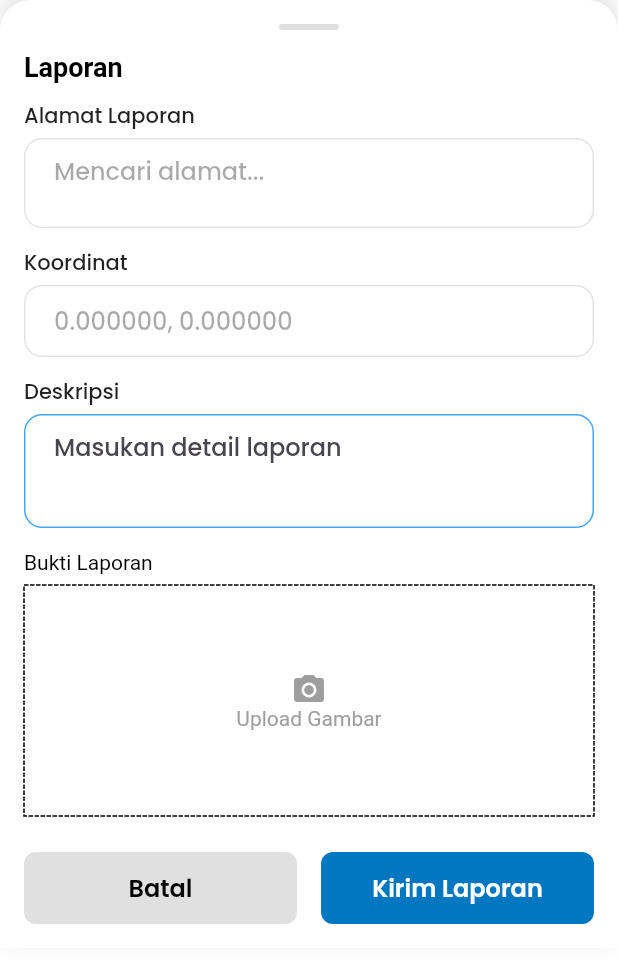
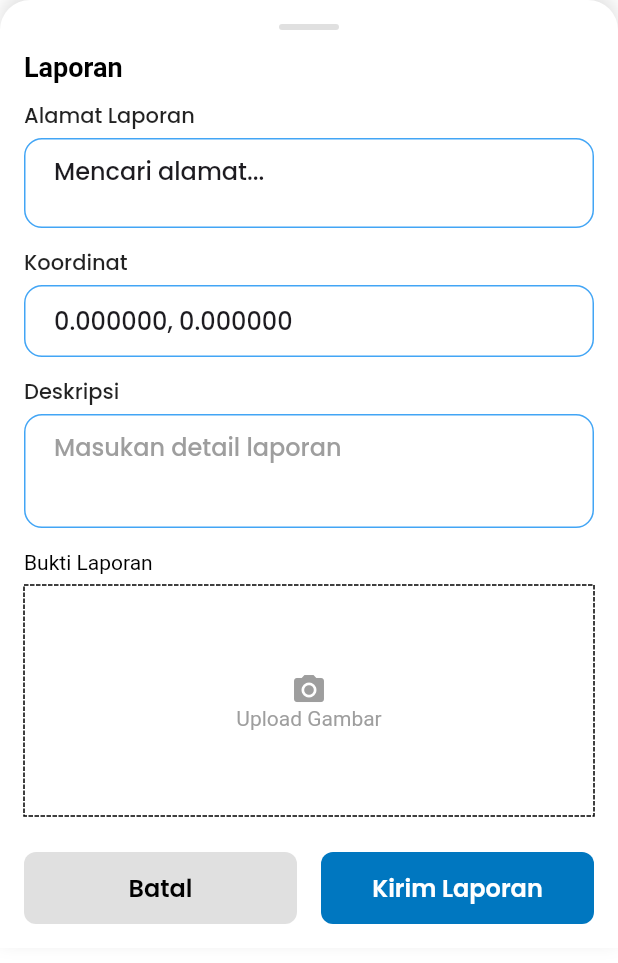
Before and after one commit to aliftheprogramer/pp-hasbi-ikan, a Flutter app: the FormScreen widget shown alone on an empty page, opened directly with empty values, on a phone screen of 412 x 824 dp. Shown: the top 963 px of the screen. Run offline on Flutter 3.47's test engine with Material 3 defaults, Android fonts, the phone set to English and light mode, and no system bars; drawn by our look-alikes of dotted_border; our stand-ins replace dio, equatable, flutter_bloc, flutter_map, geocoding, geolocator and 6 more; accounts and stored records are empty.

Commit message:
feat: Add `readOnly` property to `CustomTextFormField` and refactor report page UI with animated transitions for form and overlay elements.

```diff
--- a/lib/common/widget/text_form_field_custom.dart
+++ b/lib/common/widget/text_form_field_custom.dart
@@ -9,6 +9,7 @@ class CustomTextFormField extends StatefulWidget {
   final TextInputType? keyboardType;
   final String? Function(String?)? validator;
   final bool? enabled;
+  final bool readOnly; // NEW
   final int? maxLines;
   final Function(String)? onChanged;
 
@@ -21,6 +22,7 @@ class CustomTextFormField extends StatefulWidget {
     this.keyboardType,
     this.validator,
     this.enabled,
+    this.readOnly = false, // Default false
     this.maxLines = 1,
     this.onChanged,
   });
@@ -51,6 +53,7 @@ class _CustomTextFormFieldState extends State<CustomTextFormField> {
           keyboardType: widget.keyboardType,
           validator: widget.validator,
           enabled: widget.enabled,
+          readOnly: widget.readOnly, // Pass readOnly
           maxLines: widget.isPassword ? 1 : widget.maxLines,
           onChanged: widget.onChanged,
           style: AppTheme.body.copyWith(
@@ -60,6 +63,7 @@ class _CustomTextFormFieldState extends State<CustomTextFormField> {
           ),
           decoration: InputDecoration(
             hintText: widget.hintText,
+            hintStyle: const TextStyle(color: Colors.grey),
             contentPadding: const EdgeInsets.symmetric(
               horizontal: 16,
               vertical: 14,
@@ -70,7 +74,12 @@ class _CustomTextFormFieldState extends State<CustomTextFormField> {
             ),
             enabledBorder: OutlineInputBorder(
               borderRadius: BorderRadius.circular(12),
-              borderSide: BorderSide(color: Colors.blue.shade400),
+              // Use blue border if readOnly (to look "filled") or normally enabled
+              borderSide: BorderSide(
+                color: widget.readOnly
+                    ? Colors.blue.shade400
+                    : Colors.blue.shade400,
+              ),
             ),
             focusedBorder: OutlineInputBorder(
               borderRadius: BorderRadius.circular(12),
--- a/lib/core/networks/interceptors.dart
+++ b/lib/core/networks/interceptors.dart
@@ -40,7 +40,9 @@ class LoggerInterceptor extends Interceptor {
 
     // 2. Cek apakah token ada. Support both 'token' and 'access_token' keys for compatibility.
     String? token;
-    if (sharedPreferences.containsKey('token')) {
+    if (sharedPreferences.containsKey('auth_token')) {
+      token = sharedPreferences.getString('auth_token');
+    } else if (sharedPreferences.containsKey('token')) {
       token = sharedPreferences.getString('token');
     } else if (sharedPreferences.containsKey('access_token')) {
       token = sharedPreferences.getString('access_token');
--- a/lib/features/report/presentation/pages/form_screen.dart
+++ b/lib/features/report/presentation/pages/form_screen.dart
@@ -116,14 +116,14 @@ class _FormScreenState extends State<FormScreen> {
               CustomTextFormField(
                 controller: _addressController,
                 label: "Alamat Laporan",
-                enabled: false,
+                readOnly: true,
                 maxLines: 2,
               ),
               const SizedBox(height: 16),
               CustomTextFormField(
                 controller: _coordController,
                 label: "Koordinat",
-                enabled: false,
+                readOnly: true,
               ),
               const SizedBox(height: 16),
               CustomTextFormField(
```
Also changed, not shown: lib/features/report/presentation/pages/report_page.dart (+52 -39 lines).
